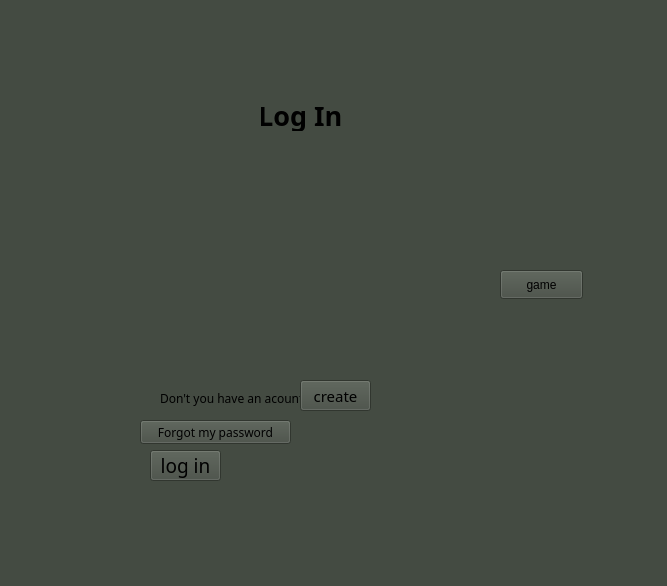
First picture: the form in mainwindow.ui, repository afsharz/Zombie-vs-Plant, before the edit.
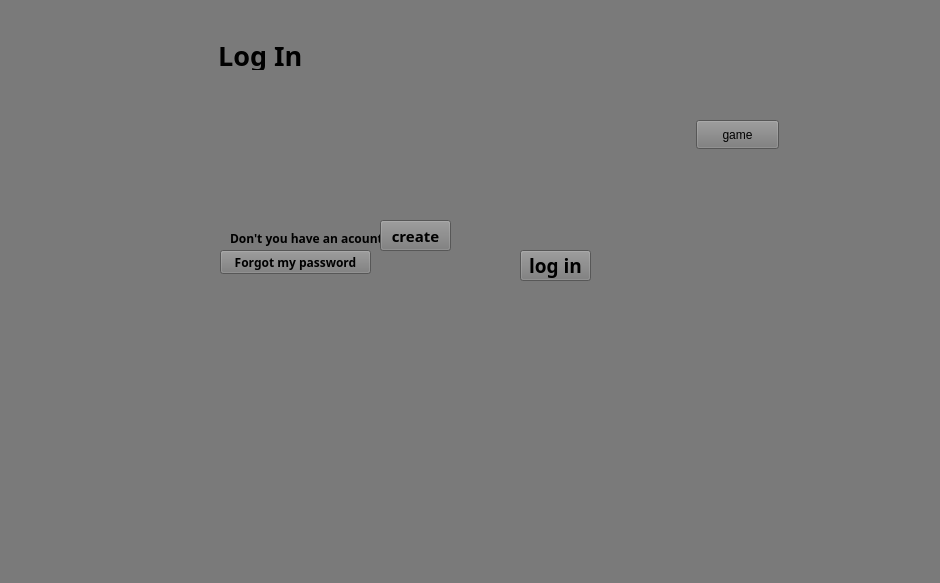
Second picture: the form after the edit. Icons and pictures are not drawn.

The edit to the form file:
```diff
--- a/mainwindow.ui
+++ b/mainwindow.ui
@@ -6,24 +6,25 @@
    <rect>
     <x>0</x>
     <y>0</y>
-    <width>667</width>
-    <height>586</height>
+    <width>940</width>
+    <height>583</height>
    </rect>
   </property>
   <property name="windowTitle">
    <string>MainWindow</string>
   </property>
   <property name="styleSheet">
-   <string notr="true">background-color: rgb(68, 75, 66);</string>
+   <string notr="true">
+background-color: rgb(122, 122, 122);</string>
   </property>
   <widget class="QWidget" name="centralwidget">
    <widget class="QLabel" name="label">
     <property name="geometry">
      <rect>
-      <x>130</x>
-      <y>60</y>
-      <width>381</width>
-      <height>461</height>
+      <x>0</x>
+      <y>-10</y>
+      <width>941</width>
+      <height>531</height>
      </rect>
     </property>
     <property name="font">
@@ -45,15 +46,15 @@
     </property>
     <property name="geometry">
      <rect>
-      <x>230</x>
-      <y>100</y>
+      <x>190</x>
+      <y>40</y>
       <width>161</width>
       <height>31</height>
      </rect>
     </property>
     <property name="font">
      <font>
-      <family>Arial Black</family>
+      <family>B Compset</family>
       <pointsize>20</pointsize>
       <bold>true</bold>
      </font>
@@ -92,9 +93,9 @@
    <widget class="QLineEdit" name="lineEdit">
     <property name="geometry">
      <rect>
-      <x>160</x>
-      <y>220</y>
-      <width>281</width>
+      <x>210</x>
+      <y>102</y>
+      <width>391</width>
       <height>41</height>
      </rect>
     </property>
@@ -116,9 +117,9 @@
    <widget class="QLineEdit" name="lineEdit_2">
     <property name="geometry">
      <rect>
-      <x>160</x>
-      <y>320</y>
-      <width>281</width>
+      <x>210</x>
+      <y>162</y>
+      <width>391</width>
       <height>41</height>
      </rect>
     </property>
@@ -137,15 +138,16 @@
    <widget class="QLabel" name="label_5">
     <property name="geometry">
      <rect>
-      <x>160</x>
-      <y>390</y>
+      <x>230</x>
+      <y>230</y>
       <width>201</width>
       <height>16</height>
      </rect>
     </property>
     <property name="font">
      <font>
-      <family>Source Code Pro Medium</family>
+      <family>B Compset</family>
+      <bold>true</bold>
      </font>
     </property>
     <property name="text">
@@ -155,16 +157,17 @@
    <widget class="QPushButton" name="pushButton">
     <property name="geometry">
      <rect>
-      <x>300</x>
-      <y>380</y>
+      <x>380</x>
+      <y>220</y>
       <width>71</width>
       <height>31</height>
      </rect>
     </property>
     <property name="font">
      <font>
-      <family>Source Code Pro Medium</family>
+      <family>B Compset</family>
       <pointsize>11</pointsize>
+      <bold>true</bold>
      </font>
     </property>
     <property name="text">
@@ -174,16 +177,17 @@
    <widget class="QPushButton" name="pushButton_2">
     <property name="geometry">
      <rect>
-      <x>140</x>
-      <y>420</y>
+      <x>220</x>
+      <y>250</y>
       <width>151</width>
       <height>24</height>
      </rect>
     </property>
     <property name="font">
      <font>
-      <family>Source Code Pro Medium</family>
+      <family>B Compset</family>
       <pointsize>9</pointsize>
+      <bold>true</bold>
      </font>
     </property>
     <property name="text">
@@ -193,16 +197,17 @@
    <widget class="QPushButton" name="pushButton_3">
     <property name="geometry">
      <rect>
-      <x>150</x>
-      <y>450</y>
+      <x>520</x>
+      <y>250</y>
       <width>71</width>
       <height>31</height>
      </rect>
     </property>
     <property name="font">
      <font>
-      <family>Source Code Pro Medium</family>
+      <family>B Compset</family>
       <pointsize>14</pointsize>
+      <bold>true</bold>
      </font>
     </property>
     <property name="text">
@@ -212,8 +217,8 @@
    <widget class="QLabel" name="label_7">
     <property name="geometry">
      <rect>
-      <x>160</x>
-      <y>360</y>
+      <x>210</x>
+      <y>202</y>
       <width>261</width>
       <height>16</height>
      </rect>
@@ -221,6 +226,7 @@
     <property name="font">
      <font>
       <pointsize>10</pointsize>
+      <bold>true</bold>
      </font>
     </property>
     <property name="text">
@@ -230,8 +236,8 @@
    <widget class="QLabel" name="label_8">
     <property name="geometry">
      <rect>
-      <x>160</x>
-      <y>160</y>
+      <x>210</x>
+      <y>71</y>
       <width>271</width>
       <height>31</height>
      </rect>
@@ -239,6 +245,7 @@
     <property name="font">
      <font>
       <pointsize>10</pointsize>
+      <bold>true</bold>
      </font>
     </property>
     <property name="text">
@@ -248,112 +255,20 @@
    <widget class="QLabel" name="label_9">
     <property name="geometry">
      <rect>
-      <x>250</x>
-      <y>150</y>
-      <width>191</width>
-      <height>31</height>
-     </rect>
-    </property>
-    <property name="font">
-     <font>
-      <pointsize>11</pointsize>
-     </font>
-    </property>
-    <property name="text">
-     <string/>
-    </property>
-   </widget>
-   <widget class="QLabel" name="label_10">
-    <property name="geometry">
-     <rect>
-      <x>200</x>
-      <y>60</y>
-      <width>61</width>
-      <height>101</height>
-     </rect>
-    </property>
-    <property name="styleSheet">
-     <string notr="true">image: url(:/new/prefix1/two_peashooter_transparent.png);</string>
-    </property>
-    <property name="text">
-     <string/>
-    </property>
-   </widget>
-   <widget class="QLabel" name="label_11">
-    <property name="geometry">
-     <rect>
-      <x>350</x>
+      <x>210</x>
       <y>70</y>
-      <width>151</width>
-      <height>151</height>
+      <width>191</width>
+      <height>31</height>
      </rect>
     </property>
-    <property name="styleSheet">
-     <string notr="true">image: url(:/new/prefix1/tall zombie_transparent.png);</string>
+    <property name="font">
+     <font>
+      <pointsize>11</pointsize>
+      <bold>true</bold>
+     </font>
     </property>
-    <property name="text">
-     <string/>
-    </property>
-   </widget>
-   <widget class="QLabel" name="label_12">
-    <property name="geometry">
-     <rect>
-      <x>380</x>
-      <y>350</y>
-      <width>131</width>
-      <height>161</height>
-     </rect>
-    </property>
     <property name="styleSheet">
-     <string notr="true">image: url(:/new/prefix1/regular zombie_transparent.png);</string>
-    </property>
-    <property name="text">
-     <string/>
-    </property>
-   </widget>
-   <widget class="QLabel" name="label_6">
-    <property name="geometry">
-     <rect>
-      <x>300</x>
-      <y>420</y>
-      <width>81</width>
-      <height>91</height>
-     </rect>
-    </property>
-    <property name="styleSheet">
-     <string notr="true">image: url(:/new/prefix1/peashooter transparent.png);</string>
-    </property>
-    <property name="text">
-     <string/>
-    </property>
-   </widget>
-   <widget class="QLabel" name="label_13">
-    <property name="geometry">
-     <rect>
-      <x>250</x>
-      <y>270</y>
-      <width>41</width>
-      <height>51</height>
-     </rect>
-    </property>
-    <property name="styleSheet">
-     <string notr="true">image: url(:/new/prefix1/plum mine_transparent.png);</string>
-    </property>
-    <property name="text">
-     <string/>
-    </property>
-   </widget>
-   <widget class="QLabel" name="label_15">
-    <property name="geometry">
-     <rect>
-      <x>140</x>
-      <y>90</y>
-      <width>61</width>
-      <height>71</height>
-     </rect>
-    </property>
-    <property name="styleSheet">
-     <string notr="true">image: url(:/new/prefix1/jalapino_transparent.png);</string>
+     <string notr="true">color: rgb(0, 85, 0);</string>
     </property>
     <property name="text">
      <string/>
@@ -362,8 +277,8 @@
    <widget class="QPushButton" name="pushButton_4">
     <property name="geometry">
      <rect>
-      <x>500</x>
-      <y>270</y>
+      <x>696</x>
+      <y>120</y>
       <width>83</width>
       <height>29</height>
      </rect>
```
Left out of the diff: 4 changed lines with no effect on the pictures.
